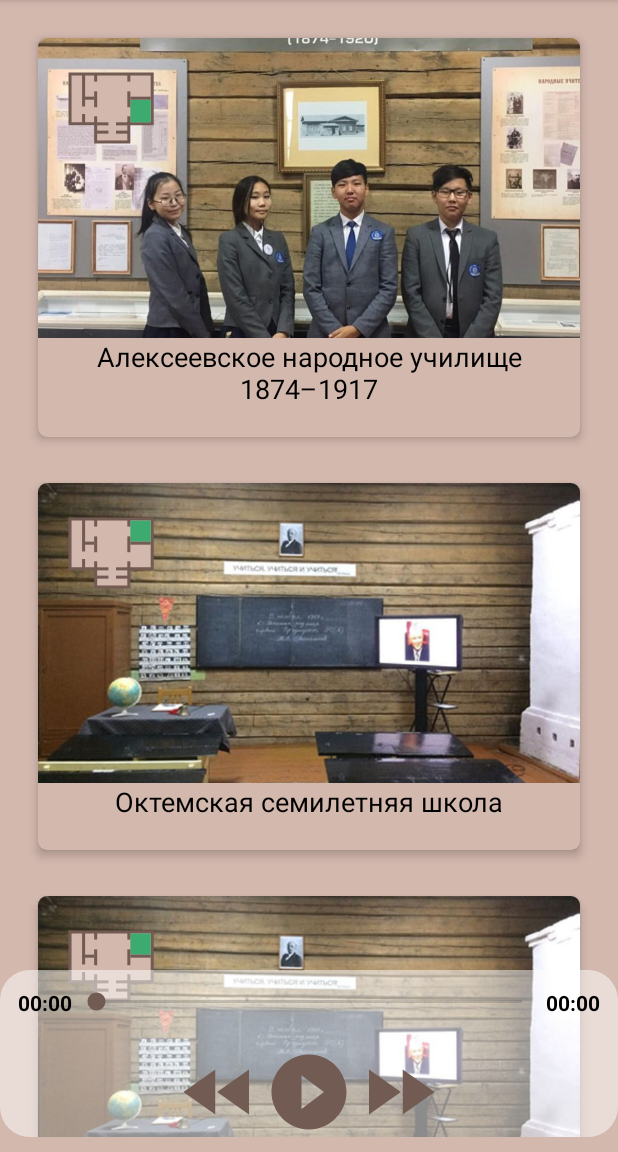
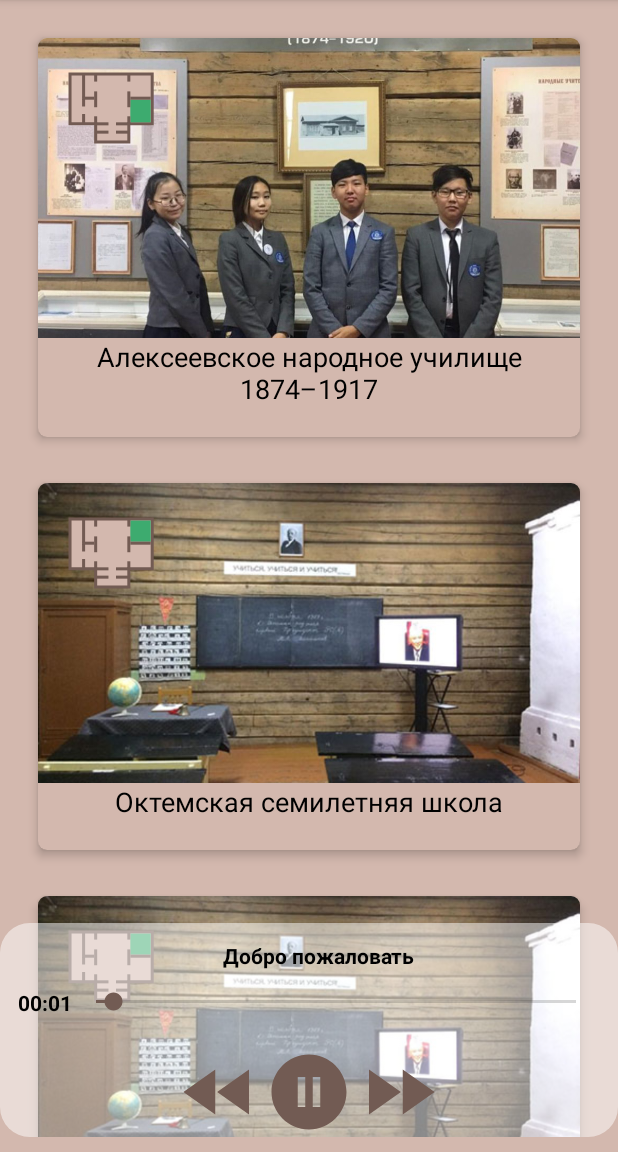
Before and after one commit to brearey/AudioGuide, an Android app: the screen it shows after launch (MainActivity), after a tap on an icon or button, on a phone screen of 412 x 824 dp, the part 84-1236 px from its top. Run offline under Robolectric (Android 15) with nearby library versions, the phone set to English and light mode, and no system bars; 1 other tap on this screen came first.

Commit message:
# player deleted duration text view # player added title # added model Sound.kt # optimized SingletonPlayer.kt # realization next song, seekbar, player pos text view, update ui # runnable

```diff
--- a/app/src/main/java/ru/oktemsec/audioguide/MainActivity.kt
+++ b/app/src/main/java/ru/oktemsec/audioguide/MainActivity.kt
@@ -2,34 +2,23 @@
 
 package ru.oktemsec.audioguide
 
-import android.media.AudioAttributes
-import android.media.MediaPlayer
 import android.net.Uri
 import androidx.appcompat.app.AppCompatActivity
 import android.os.Bundle
-import android.os.Handler
-import android.util.Log
-import android.view.View
 import android.widget.ImageView
 import android.widget.SeekBar
 import android.widget.TextView
-import java.util.concurrent.TimeUnit
 
 class MainActivity : AppCompatActivity() {
 
-    // Sound vars
-    private lateinit var welcomeSound: MediaPlayer
-    private lateinit var mainMenuSound: MediaPlayer
-
     // Player widgets vars
     private lateinit var seekBar: SeekBar
-    private lateinit var playerDuration: TextView
+    private lateinit var playerTitle: TextView
     private lateinit var playerPosition: TextView
     private lateinit var btPlay: ImageView
     private lateinit var btPause: ImageView
     private lateinit var btFf: ImageView
     private lateinit var btRew: ImageView
-    private val handler = Handler()
 
     private val RESOURCE_PREFIX = "android.resource://ru.oktemsec.audioguide/"
 
@@ -39,7 +28,7 @@ class MainActivity : AppCompatActivity() {
 
         // Init player widgets
         seekBar = findViewById(R.id.seek_bar)
-        playerDuration = findViewById(R.id.player_duration)
+        playerTitle = findViewById(R.id.player_title)
         playerPosition = findViewById(R.id.player_position)
         btPlay = findViewById(R.id.bt_play)
         btPause = findViewById(R.id.bt_pause)
@@ -47,38 +36,30 @@ class MainActivity : AppCompatActivity() {
         btRew = findViewById(R.id.bt_rew)
 
         // List of songs
-        val songsList: List<Uri> = listOf(
-            Uri.parse(RESOURCE_PREFIX + R.raw.welcome),
-            Uri.parse(RESOURCE_PREFIX + R.raw.main_menu)
+        val songsList: List<Sound> = listOf(
+            Sound("Добро пожаловать", R.raw.welcome),
+            Sound("Главное меню", R.raw.main_menu),
         )
 
         // Test singleton Player
-        //val player = SingletonPlayer(this, songsList, playButton = btPlay, pauseButton = btPause)
+        val player = SingletonPlayer(this, songsList, playButton = btPlay, pauseButton = btPause, seekBar = seekBar, playerPosition = playerPosition, playerTitle = playerTitle)
 
 
         btPlay.setOnClickListener {
-            //player.play()
+            player.play()
         }
 
         btPause.setOnClickListener {
-            //player.pause()
+            player.pause()
         }
 
         btFf.setOnClickListener {
-            //player.nextSong()
+            player.nextSong()
         }
 
         btRew.setOnClickListener {
 
         }
-
-        seekBar.setOnSeekBarChangeListener(object : SeekBar.OnSeekBarChangeListener{
-            override fun onProgressChanged(seekBar: SeekBar?, progress: Int, fromUser: Boolean) {
-
-            }
-            override fun onStartTrackingTouch(seekBar: SeekBar?) {    }
-            override fun onStopTrackingTouch(seekBar: SeekBar?) {    }
-        })
     }
 }
 
--- a/app/src/main/java/ru/oktemsec/audioguide/SingletonPlayer.kt
+++ b/app/src/main/java/ru/oktemsec/audioguide/SingletonPlayer.kt
@@ -4,19 +4,26 @@ import android.content.Context
 import android.media.AudioAttributes
 import android.media.MediaPlayer
 import android.net.Uri
+import android.os.Handler
 import android.util.Log
 import android.view.View
 import android.widget.ImageView
+import android.widget.SeekBar
+import android.widget.TextView
 import java.util.concurrent.TimeUnit
 
-class SingletonPlayer(context: Context, songsListIn: List<Uri>, playButton: ImageView, pauseButton: ImageView) {
+class SingletonPlayer(context: Context, songsListIn: List<Sound>, playButton: ImageView, pauseButton: ImageView, seekBar: SeekBar, playerPosition: TextView, playerTitle: TextView) {
     private var currentIndex = 0
     val instance: MediaPlayer
     val songsList = songsListIn
     val btPlay = playButton
     val btPause = pauseButton
+    val playerTitle = playerTitle
+    val seekBar = seekBar
+    private val handler = Handler()
     var canPlay: Boolean = false
     val context = context
+    lateinit var runnable: Runnable
 
     init {
         instance = MediaPlayer()
@@ -25,11 +32,22 @@ class SingletonPlayer(context: Context, songsListIn: List<Uri>, playButton: Imag
                 .setContentType(AudioAttributes.CONTENT_TYPE_SPEECH)
                 .build()
         )
-        instance.setDataSource(context, songsList[currentIndex])
+        instance.setDataSource(context, songsList[currentIndex].soundUri)
+        playerTitle.text = songsList[currentIndex].soundName
         instance.prepareAsync()
         instance.setOnPreparedListener {
             canPlay = true
         }
+
+        startRunnable()
+
+        seekBar.setOnSeekBarChangeListener(object : SeekBar.OnSeekBarChangeListener{
+            override fun onProgressChanged(seekBar: SeekBar?, progress: Int, fromUser: Boolean) {
+                playerPosition.text = convertFormat(instance.currentPosition.toLong())
+            }
+            override fun onStartTrackingTouch(seekBar: SeekBar?) {    }
+            override fun onStopTrackingTouch(seekBar: SeekBar?) {    }
+        })
 
         Log.d("brearey", "Init: instance: $instance")
     }
@@ -39,6 +57,12 @@ class SingletonPlayer(context: Context, songsListIn: List<Uri>, playButton: Imag
         updateUI()
         Log.d("brearey", "Can play: $canPlay")
         Log.d("brearey", "call play")
+
+        handler.postDelayed(runnable, 0)
+
+        instance.setOnCompletionListener {
+            updateUI()
+        }
     }
 
     fun pause() {
@@ -46,24 +70,33 @@ class SingletonPlayer(context: Context, songsListIn: List<Uri>, playButton: Imag
             instance.pause()
         }
         updateUI()
+
+        handler.removeCallbacks(runnable)
+
         Log.d("brearey", "call pause")
     }
 
     fun nextSong() {
         if (currentIndex <  songsList.size - 1) {
             currentIndex++
-        } else if (currentIndex >= songsList.size) {
+        } else if (currentIndex <= songsList.size - 1) {
             currentIndex = 0
         }
         Log.d("brearey", "call next song")
         instance.stop()
         instance.reset()
-        instance.setDataSource(context, songsList[currentIndex])
+        instance.setDataSource(context, songsList[currentIndex].soundUri)
+        playerTitle.text = songsList[currentIndex].soundName
         instance.prepareAsync()
         instance.setOnPreparedListener {
             it.start()
             updateUI()
         }
+
+        instance.setOnCompletionListener {
+            updateUI()
+        }
+        updateUI()
     }
 
     fun updateUI() {
@@ -76,9 +109,26 @@ class SingletonPlayer(context: Context, songsListIn: List<Uri>, playButton: Imag
             btPause.visibility = View.GONE
         }
         Log.d("brearey", "UI updated")
+        Log.d("brearey", "Current idnex: $currentIndex")
+        seekBar.max = instance.duration
+        Log.d("brearey", "currentPosition: ${instance.currentPosition}")
+        Log.d("brearey", "duration: ${instance.duration}")
+        if (instance.currentPosition >= instance.duration) {
+            seekBar.progress = 0
+        }
     }
 
-    private fun convertFormat(duration: Long): String {
+    private fun startRunnable() {
+        //Make sure you update Seekbar on UI thread
+        runnable = object: Runnable {
+            override fun run() {
+                if (instance.isPlaying) seekBar.progress = instance.currentPosition
+                handler.postDelayed(this, 500)
+            }
+        }
+    }
+
+    fun convertFormat(duration: Long): String {
         return String.format(
             "%02d:%02d",
             TimeUnit.MILLISECONDS.toMinutes(duration),
--- /dev/null
+++ b/app/src/main/java/ru/oktemsec/audioguide/Sound.kt
@@ -0,0 +1,9 @@
+package ru.oktemsec.audioguide
+
+import android.net.Uri
+
+data class Sound(val soundName: String, val resource: Int) {
+    private val RESOURCE_PREFIX = "android.resource://ru.oktemsec.audioguide/"
+    val name = soundName
+    val soundUri = Uri.parse(RESOURCE_PREFIX + resource)
+}
--- a/app/src/main/res/layout/player.xml
+++ b/app/src/main/res/layout/player.xml
@@ -10,6 +10,16 @@
         android:orientation="vertical"
         android:layout_width="match_parent"
         android:layout_height="wrap_content">
+        <TextView
+            android:layout_width="match_parent"
+            android:layout_height="wrap_content"
+            android:id="@+id/player_title"
+            android:layout_marginTop="12dp"
+            android:layout_marginStart="12dp"
+            android:gravity="center"
+            android:text="@string/welcome"
+            android:textStyle="bold"
+            android:textColor="@color/primaryTextColor"/>
         <LinearLayout
             android:layout_width="match_parent"
             android:layout_height="wrap_content"
@@ -27,13 +37,6 @@
                 android:layout_height="wrap_content"
                 android:layout_weight="1"
                 android:id="@+id/seek_bar"/>
-            <TextView
-                android:layout_width="wrap_content"
-                android:layout_height="wrap_content"
-                android:id="@+id/player_duration"
-                android:text="@string/player_time_zero"
-                android:textStyle="bold"
-                android:textColor="@color/primaryTextColor"/>
         </LinearLayout>
         <LinearLayout
             android:layout_width="match_parent"
--- a/app/src/main/res/values/strings.xml
+++ b/app/src/main/res/values/strings.xml
@@ -3,4 +3,5 @@
     <string name="player_time_zero">00:00</string>
     <string name="zal_alex_narod">Алексеевское народное училище\n1874–1917</string>
     <string name="zal_okt_seven_years">Октемская семилетняя школа</string>
+    <string name="welcome">Добро пожаловать</string>
 </resources>
```
